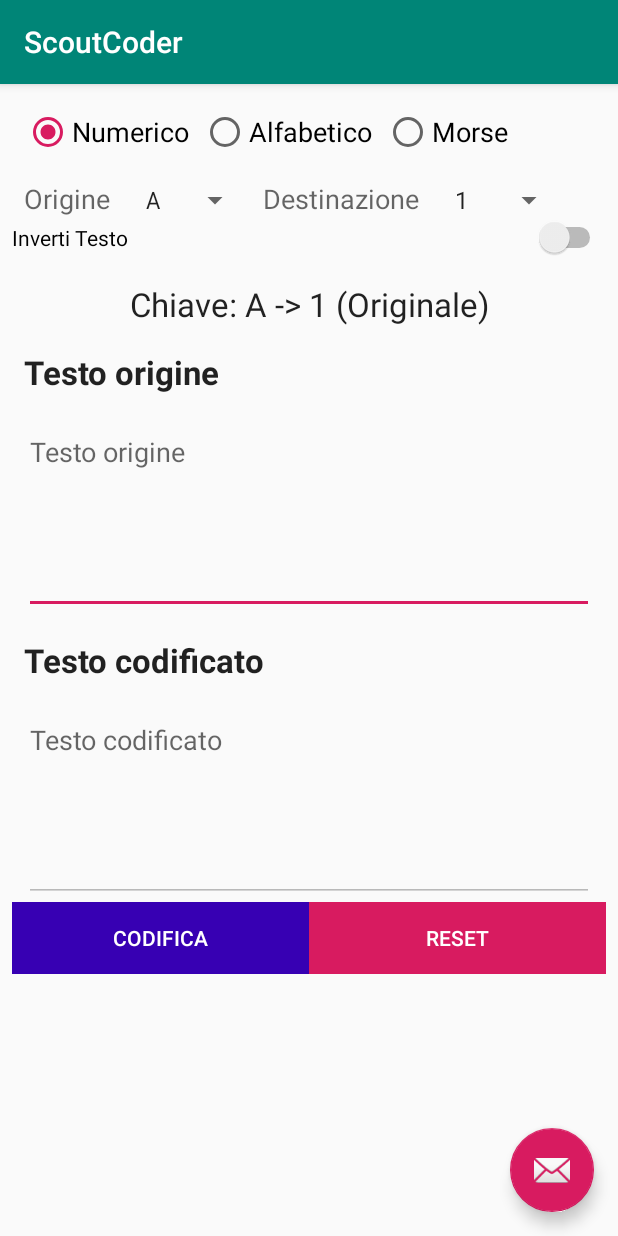
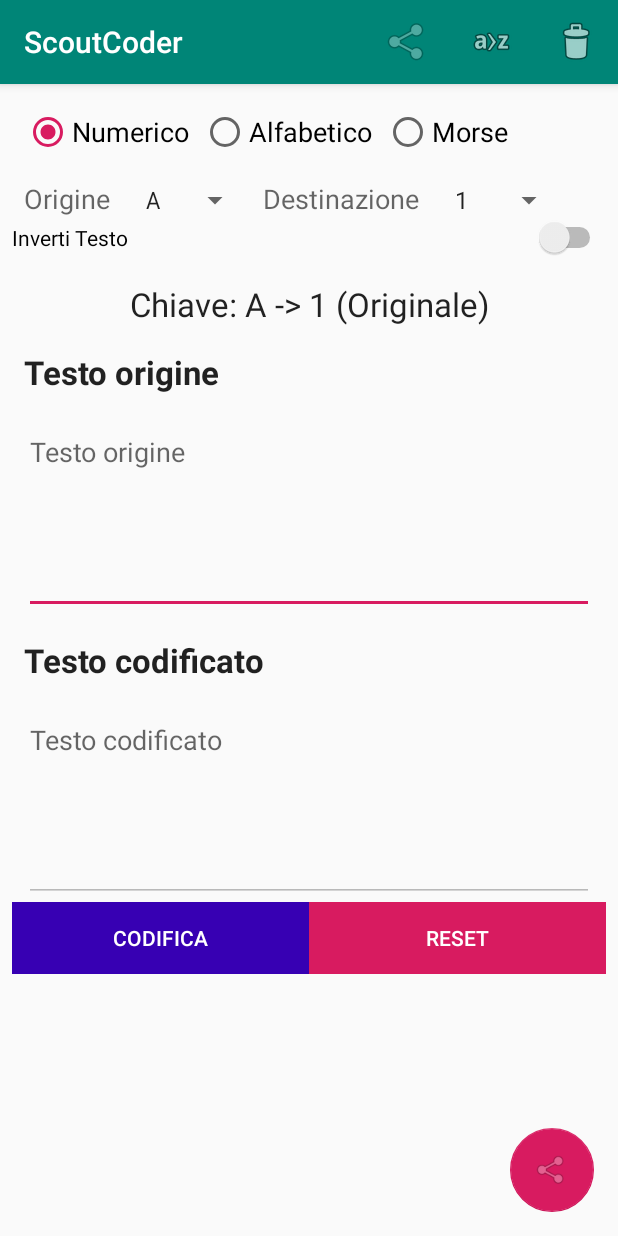
Before and after one commit to bruand81/ScoutCoder, an Android app: the screen it shows after launch (MainActivity), after a tap on "CODIFICA", on a phone screen of 412 x 824 dp. Run offline under Robolectric (Android 15) with nearby library versions, the phone set to English and light mode, and no system bars.

Commit message:
Completed app basic functionality

```diff
--- a/app/build.gradle
+++ b/app/build.gradle
@@ -9,7 +9,7 @@ android {
     buildToolsVersion "29.0.2"
     defaultConfig {
         applicationId "cloud.antares.scoutcoder"
-        minSdkVersion 15
+        minSdkVersion 16
         targetSdkVersion 29
         versionCode 1
         versionName "1.0"
--- a/app/src/main/java/cloud/antares/scoutcoder/MainActivity.kt
+++ b/app/src/main/java/cloud/antares/scoutcoder/MainActivity.kt
@@ -1,15 +1,21 @@
 package cloud.antares.scoutcoder
 
+import android.app.Activity
+import android.content.Context
+import android.content.Intent
 import android.os.Bundle
+import android.text.Editable
+import android.text.TextWatcher
 import android.util.Log
 import android.view.Menu
 import android.view.MenuItem
+import android.view.MotionEvent
 import android.view.View
+import android.view.inputmethod.InputMethodManager
 import android.widget.AdapterView
 import android.widget.ArrayAdapter
 import android.widget.RadioButton
 import androidx.appcompat.app.AppCompatActivity
-import com.google.android.material.snackbar.Snackbar
 import kotlinx.android.synthetic.main.activity_main.*
 import kotlinx.android.synthetic.main.content_main.*
 import java.text.Normalizer
@@ -17,7 +23,7 @@ import java.util.*
 import java.util.regex.Pattern
 
 
-class MainActivity : AppCompatActivity(), AdapterView.OnItemSelectedListener {
+class MainActivity : AppCompatActivity(), AdapterView.OnItemSelectedListener, View.OnTouchListener {
     private var selectedCodecs: Int = 0
     private var key1: String = "A"
     private var key2: String = "1"
@@ -35,9 +41,12 @@ class MainActivity : AppCompatActivity(), AdapterView.OnItemSelectedListener {
         setSupportActionBar(toolbar)
 
         fab.setOnClickListener { view ->
-            Snackbar.make(view, "Replace with your own action", Snackbar.LENGTH_LONG)
-                .setAction("Action", null).show()
+            /*Snackbar.make(view, "Replace with your own action", Snackbar.LENGTH_LONG)
+                .setAction("Action", null).show()*/
+            share()
         }
+        fab.isEnabled = false
+        fab.imageAlpha = 130
 
         internationalAlphabet = resources.getStringArray(R.array.international_alphabet_array).asList()
         italianAlphabet = resources.getStringArray(R.array.italian_alphabet_array).asList()
@@ -72,29 +81,53 @@ class MainActivity : AppCompatActivity(), AdapterView.OnItemSelectedListener {
         populateKeySpinner(idx)
 
         resetButton.setOnClickListener {
-            numericRadioButton.isChecked = true
-            key1Spinner.setSelection(0)
-            key2Spinner.setSelection(0)
-            originText.setText("")
-            encodedText.setText("")
+            reset()
         }
 
         encodeButton.setOnClickListener {
-            var plainText = originText.text.toString()
-            var encText = when(selectedCodecs){
-                0 -> numericCipher(key1,key2.toInt(), invertText, plainText)
-                1 -> alphabeticCipher(key1, key2,invertText, plainText)
-                2 -> morseEncoding(plainText, invertText)
-                else -> ""
+            encode()
+        }
+
+        encodedText.addTextChangedListener(object : TextWatcher {
+            override fun afterTextChanged(s: Editable) {}
+            override fun beforeTextChanged(s: CharSequence, start: Int, count: Int, after: Int) {}
+
+            override fun onTextChanged(s: CharSequence, start: Int, before: Int, count: Int) {
+                fab.isEnabled = s.isNotEmpty()
+                fab.imageAlpha = if (s.isNotEmpty()) 255 else 130
+                invalidateOptionsMenu()
             }
-            encodedText.setText(encText)
-        }
+        })
+
+        key1Spinner.setOnTouchListener(this)
+        key2Spinner.setOnTouchListener(this)
+        keyResumeTextView.setOnTouchListener(this)
+        encodedTextLabel.setOnTouchListener(this)
+        originTextLabel.setOnTouchListener(this)
+        encodedText.setOnTouchListener(this)
+        invertTextSwitch.setOnTouchListener(this)
+        key1TextView.setOnTouchListener(this)
+        key2TextView.setOnTouchListener(this)
+        conversionType.setOnTouchListener(this)
+        numericRadioButton.setOnTouchListener(this)
+        morseRadioButton.setOnTouchListener(this)
+        alphabeticRadioButton.setOnTouchListener(this)
     }
 
     override fun onCreateOptionsMenu(menu: Menu): Boolean {
         // Inflate the menu; this adds items to the action bar if it is present.
         menuInflater.inflate(R.menu.menu_main, menu)
+        /*val menu_share = menu.findItem(R.id.action_share)
+        menu_share.isEnabled = encodedText.text.toString().isNotEmpty()
+        menu_share.icon?.alpha = if (encodedText.text.toString().isNotEmpty()) 255 else 130*/
         return true
+    }
+
+    override fun onPrepareOptionsMenu(menu: Menu?): Boolean {
+        val menu_share = menu?.findItem(R.id.action_share)
+        menu_share?.isEnabled = encodedText.text.toString().isNotEmpty()
+        menu_share?.icon?.alpha = if (encodedText.text.toString().isNotEmpty()) 255 else 130
+        return super.onPrepareOptionsMenu(menu)
     }
 
     override fun onOptionsItemSelected(item: MenuItem): Boolean {
@@ -103,6 +136,18 @@ class MainActivity : AppCompatActivity(), AdapterView.OnItemSelectedListener {
         // as you specify a parent activity in AndroidManifest.xml.
         return when (item.itemId) {
             R.id.action_settings -> true
+            R.id.action_encode -> {
+                encode()
+                return true
+            }
+            R.id.action_reset -> {
+                reset()
+                return true
+            }
+            R.id.action_share -> {
+                share()
+                return true
+            }
             else -> super.onOptionsItemSelected(item)
         }
     }
@@ -303,7 +348,64 @@ class MainActivity : AppCompatActivity(), AdapterView.OnItemSelectedListener {
         return reverse
     }
 
-    fun replaceAll(orig:String, regex: String, replacement: String): String {
+    private fun replaceAll(orig:String, regex: String, replacement: String): String {
         return Pattern.compile(regex).matcher(orig).replaceAll(replacement)
     }
+
+    private fun encode() {
+        var plainText = originText.text.toString()
+        var encText = when(selectedCodecs){
+            0 -> numericCipher(key1,key2.toInt(), invertText, plainText)
+            1 -> alphabeticCipher(key1, key2,invertText, plainText)
+            2 -> morseEncoding(plainText, invertText)
+            else -> ""
+        }
+        encodedText.setText(encText)
+        hideKeyboard(this)
+    }
+
+    private fun share() {
+        hideKeyboard(this)
+        val encTextLabel = encodedTextLabel.text.toString()
+        val encText = encodedText.text.toString()
+        val origTextLabel = originTextLabel.text.toString()
+        val origText = originText.text.toString()
+        val keyText = when(selectedCodecs) {
+            0 -> "[Numerico] " + keyResumeTextView.text.toString()
+            1 -> "[Alfabetico] " + keyResumeTextView.text.toString()
+            2 -> "[Morse] (" + (if (invertText) "Invertito" else "Normale") + ")"
+            else -> ""
+        }
+        val shareBody = String.format("%s\n## %s\n%s\n## %s\n%s",keyText,origTextLabel,origText,encTextLabel,encText)
+        val sharingIntent:Intent = Intent(android.content.Intent.ACTION_SEND)
+        sharingIntent.setType("text/plain")
+        sharingIntent.putExtra(android.content.Intent.EXTRA_SUBJECT, getString(R.string.share_subject))
+        sharingIntent.putExtra(android.content.Intent.EXTRA_TEXT, shareBody)
+        startActivity(Intent.createChooser(sharingIntent, getString(R.string.share_using)))
+    }
+
+    private fun reset() {
+        numericRadioButton.isChecked = true
+        key1Spinner.setSelection(0)
+        key2Spinner.setSelection(0)
+        originText.setText("")
+        encodedText.setText("")
+        hideKeyboard(this)
+    }
+
+    private fun hideKeyboard(activity: Activity) {
+        val imm = activity.getSystemService(Activity.INPUT_METHOD_SERVICE) as InputMethodManager
+        //Find the currently focused view, so we can grab the correct window token from it.
+        var view = activity.currentFocus
+        //If no view currently has focus, create a new one, just so we can grab a window token from it
+        if (view == null) {
+            view = View(activity)
+        }
+        imm.hideSoftInputFromWindow(view.windowToken, 0)
+    }
+
+    override fun onTouch(v: View?, event: MotionEvent?): Boolean {
+        hideKeyboard(this)
+        return false
+    }
 }
--- a/app/src/main/res/layout/activity_main.xml
+++ b/app/src/main/res/layout/activity_main.xml
@@ -28,6 +28,6 @@
         android:layout_height="wrap_content"
         android:layout_gravity="bottom|end"
         android:layout_margin="@dimen/fab_margin"
-        app:srcCompat="@android:drawable/ic_dialog_email" />
+        app:srcCompat="@android:drawable/ic_menu_share" />
 
 </androidx.coordinatorlayout.widget.CoordinatorLayout>
--- a/app/src/main/res/layout/content_main.xml
+++ b/app/src/main/res/layout/content_main.xml
@@ -165,6 +165,7 @@
                 android:ems="10"
                 android:gravity="start|top"
                 android:hint="@string/originTextLabel"
+                android:imeOptions="actionDone"
                 android:importantForAutofill="no"
                 android:inputType="textLongMessage|textAutoCorrect|textMultiLine|textAutoComplete"
                 android:lines="5" />
@@ -194,6 +195,7 @@
                 android:ems="10"
                 android:gravity="start|top"
                 android:hint="@string/encodedTextLabel"
+                android:imeOptions="actionDone"
                 android:importantForAutofill="no"
                 android:inputType="textMultiLine"
                 android:lines="5"
--- a/app/src/main/res/menu/menu_main.xml
+++ b/app/src/main/res/menu/menu_main.xml
@@ -2,6 +2,21 @@
     xmlns:app="http://schemas.android.com/apk/res-auto"
     xmlns:tools="http://schemas.android.com/tools"
     tools:context="cloud.antares.scoutcoder.MainActivity">
+    <item
+        android:id="@+id/action_share"
+        android:icon="@android:drawable/ic_menu_share"
+        android:title="@string/action_share_label"
+        app:showAsAction="ifRoom" />
+    <item
+        android:id="@+id/action_encode"
+        android:icon="@android:drawable/ic_menu_sort_alphabetically"
+        android:title="@string/action_encode_label"
+        app:showAsAction="ifRoom" />
+    <item
+        android:id="@+id/action_reset"
+        android:icon="@android:drawable/ic_menu_delete"
+        android:title="@string/action_reset_label"
+        app:showAsAction="ifRoom" />
     <item
         android:id="@+id/action_settings"
         android:enabled="false"
--- a/app/src/main/res/values/strings.xml
+++ b/app/src/main/res/values/strings.xml
@@ -12,4 +12,9 @@
     <string name="encodeButtonText">Codifica</string>
     <string name="resetButtonText">Reset</string>
     <string name="invertTextSwitchLabel">Inverti Testo</string>
+    <string name="action_share_label">Condivdi</string>
+    <string name="action_encode_label">Codifica</string>
+    <string name="action_reset_label">Reset</string>
+    <string name="share_using">Condividi testo codificato</string>
+    <string name="share_subject">ScoutCoder testo cifrato</string>
 </resources>
```
